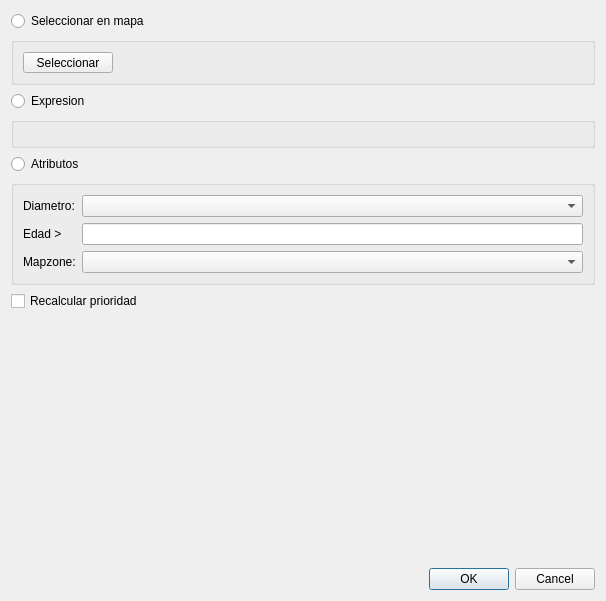
Qt form core/ui/toolbars/assetmanage/priority.ui (bgeo-gis/gw_assetmanage_plugin) before a commit.
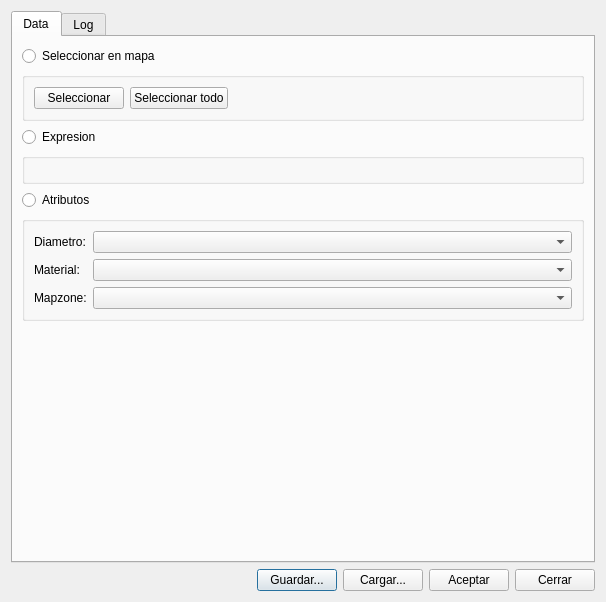
The same form after that commit. Custom widgets are drawn as their Qt base class.

```diff
--- a/core/ui/toolbars/assetmanage/priority.ui
+++ b/core/ui/toolbars/assetmanage/priority.ui
@@ -7,13 +7,75 @@
     <x>0</x>
     <y>0</y>
     <width>606</width>
-    <height>601</height>
+    <height>602</height>
    </rect>
   </property>
   <property name="windowTitle">
    <string>Selección y cálculo de prioridad</string>
   </property>
   <layout class="QGridLayout" name="gridLayout">
+   <item row="7" column="0">
+    <layout class="QHBoxLayout" name="horizontalLayout">
+     <item>
+      <spacer name="horizontalSpacer_2">
+       <property name="orientation">
+        <enum>Qt::Horizontal</enum>
+       </property>
+       <property name="sizeHint" stdset="0">
+        <size>
+         <width>40</width>
+         <height>20</height>
+        </size>
+       </property>
+      </spacer>
+     </item>
+     <item>
+      <widget class="QPushButton" name="btn_save">
+       <property name="text">
+        <string>Guardar...</string>
+       </property>
+      </widget>
+     </item>
+     <item>
+      <widget class="QPushButton" name="btn_load">
+       <property name="text">
+        <string>Cargar...</string>
+       </property>
+      </widget>
+     </item>
+     <item>
+      <widget class="QPushButton" name="btn_accept">
+       <property name="text">
+        <string>Aceptar</string>
+       </property>
+      </widget>
+     </item>
+     <item>
+      <widget class="QPushButton" name="btn_cancel">
+       <property name="text">
+        <string>Cerrar</string>
+       </property>
+      </widget>
+     </item>
+    </layout>
+   </item>
+   <item row="0" column="0">
+    <widget class="QTabWidget" name="tabWidget">
+     <property name="currentIndex">
+      <number>0</number>
+     </property>
+     <widget class="QWidget" name="tab_data">
+      <attribute name="title">
+       <string>Data</string>
+      </attribute>
+      <layout class="QGridLayout" name="gridLayout_5">
+       <item row="2" column="0">
+        <widget class="QRadioButton" name="rb_expr">
+         <property name="text">
+          <string>Expresion</string>
+         </property>
+        </widget>
+       </item>
    <item row="5" column="0">
     <widget class="QGroupBox" name="grb_attr">
      <property name="sizePolicy">
@@ -27,13 +89,31 @@
      </property>
      <layout class="QGridLayout" name="gridLayout_4">
       <item row="0" column="1">
-       <widget class="QComboBox" name="cmb_dnom"/>
-      </item>
-      <item row="1" column="1">
-       <widget class="QLineEdit" name="cmb_edat"/>
+           <widget class="QComboBox" name="cmb_dnom">
+            <property name="sizePolicy">
+             <sizepolicy hsizetype="MinimumExpanding" vsizetype="Fixed">
+              <horstretch>0</horstretch>
+              <verstretch>0</verstretch>
+             </sizepolicy>
+            </property>
+           </widget>
+          </item>
+          <item row="1" column="0">
+           <widget class="QLabel" name="lbl_material">
+            <property name="text">
+             <string>Material:</string>
+            </property>
+           </widget>
       </item>
       <item row="2" column="1">
-       <widget class="QComboBox" name="cmb_mapzone"/>
+           <widget class="QComboBox" name="cmb_mapzone">
+            <property name="sizePolicy">
+             <sizepolicy hsizetype="MinimumExpanding" vsizetype="Fixed">
+              <horstretch>0</horstretch>
+              <verstretch>0</verstretch>
+             </sizepolicy>
+            </property>
+           </widget>
       </item>
       <item row="0" column="0">
        <widget class="QLabel" name="lbl_dnom">
@@ -42,10 +122,13 @@
         </property>
        </widget>
       </item>
-      <item row="1" column="0">
-       <widget class="QLabel" name="lbl_edat">
-        <property name="text">
-         <string>Edad &gt;</string>
+          <item row="1" column="1">
+           <widget class="QComboBox" name="cmb_material">
+            <property name="sizePolicy">
+             <sizepolicy hsizetype="MinimumExpanding" vsizetype="Fixed">
+              <horstretch>0</horstretch>
+              <verstretch>0</verstretch>
+             </sizepolicy>
         </property>
        </widget>
       </item>
@@ -59,56 +142,6 @@
      </layout>
     </widget>
    </item>
-   <item row="3" column="0">
-    <widget class="QgsCollapsibleGroupBox" name="grb_expr">
-     <property name="collapsed">
-      <bool>false</bool>
-     </property>
-     <layout class="QGridLayout" name="gridLayout_2">
-      <item row="0" column="0">
-       <widget class="QgsExpressionBuilderWidget" name="mExpressionBuilderWidget"/>
-      </item>
-     </layout>
-    </widget>
-   </item>
-   <item row="4" column="0">
-    <widget class="QRadioButton" name="rb_attr">
-     <property name="text">
-      <string>Atributos</string>
-     </property>
-    </widget>
-   </item>
-   <item row="2" column="0">
-    <widget class="QRadioButton" name="rb_expr">
-     <property name="text">
-      <string>Expresion</string>
-     </property>
-    </widget>
-   </item>
-   <item row="6" column="0">
-    <widget class="QCheckBox" name="chk_recalculate">
-     <property name="text">
-      <string>Recalcular prioridad</string>
-     </property>
-    </widget>
-   </item>
-   <item row="8" column="0">
-    <widget class="QDialogButtonBox" name="buttonBox">
-     <property name="orientation">
-      <enum>Qt::Horizontal</enum>
-     </property>
-     <property name="standardButtons">
-      <set>QDialogButtonBox::Cancel|QDialogButtonBox::Ok</set>
-     </property>
-    </widget>
-   </item>
-   <item row="0" column="0">
-    <widget class="QRadioButton" name="rb_select">
-     <property name="text">
-      <string>Seleccionar en mapa</string>
-     </property>
-    </widget>
-   </item>
    <item row="1" column="0">
     <widget class="QGroupBox" name="grb_select">
      <property name="sizePolicy">
@@ -121,10 +154,23 @@
       <string/>
      </property>
      <layout class="QGridLayout" name="gridLayout_3">
+          <item row="0" column="2">
+           <spacer name="horizontalSpacer">
+            <property name="orientation">
+             <enum>Qt::Horizontal</enum>
+            </property>
+            <property name="sizeHint" stdset="0">
+             <size>
+              <width>40</width>
+              <height>20</height>
+             </size>
+            </property>
+           </spacer>
+          </item>
       <item row="0" column="0">
        <widget class="QToolButton" name="btn_select">
         <property name="sizePolicy">
-         <sizepolicy hsizetype="Fixed" vsizetype="Fixed">
+             <sizepolicy hsizetype="Fixed" vsizetype="Minimum">
           <horstretch>0</horstretch>
           <verstretch>0</verstretch>
          </sizepolicy>
@@ -147,22 +193,42 @@
        </widget>
       </item>
       <item row="0" column="1">
-       <spacer name="horizontalSpacer">
-        <property name="orientation">
-         <enum>Qt::Horizontal</enum>
-        </property>
-        <property name="sizeHint" stdset="0">
-         <size>
-          <width>40</width>
-          <height>20</height>
-         </size>
-        </property>
-       </spacer>
-      </item>
+           <widget class="QPushButton" name="btn_select_all">
+            <property name="text">
+             <string>Seleccionar todo</string>
+            </property>
+           </widget>
+          </item>
+         </layout>
+        </widget>
+       </item>
+       <item row="4" column="0">
+        <widget class="QRadioButton" name="rb_attr">
+         <property name="text">
+          <string>Atributos</string>
+         </property>
+        </widget>
+       </item>
+       <item row="3" column="0">
+        <widget class="QgsCollapsibleGroupBox" name="grb_expr">
+         <property name="collapsed">
+          <bool>true</bool>
+         </property>
+         <layout class="QGridLayout" name="gridLayout_2">
+          <item row="0" column="0">
+           <widget class="QgsExpressionBuilderWidget" name="mExpressionBuilderWidget"/>
+          </item>
      </layout>
     </widget>
    </item>
-   <item row="7" column="0">
+       <item row="0" column="0">
+        <widget class="QRadioButton" name="rb_select">
+         <property name="text">
+          <string>Seleccionar en mapa</string>
+         </property>
+        </widget>
+       </item>
+       <item row="6" column="0">
     <spacer name="verticalSpacer">
      <property name="orientation">
       <enum>Qt::Vertical</enum>
@@ -177,6 +243,38 @@
    </item>
   </layout>
  </widget>
+     <widget class="QWidget" name="tab_infolog">
+      <attribute name="title">
+       <string>Log</string>
+      </attribute>
+      <layout class="QGridLayout" name="gridLayout_6">
+       <item row="0" column="0">
+        <layout class="QHBoxLayout" name="horizontalLayout_2">
+         <item>
+          <widget class="QLabel" name="lbl_infolog">
+           <property name="text">
+            <string>Alias, tstamp, user, tipo de seleccion</string>
+           </property>
+          </widget>
+         </item>
+        </layout>
+       </item>
+       <item row="1" column="0">
+        <layout class="QGridLayout" name="gridLayout_7">
+         <item row="0" column="0">
+          <widget class="QLineEdit" name="txt_filter"/>
+         </item>
+         <item row="1" column="0">
+          <widget class="QTreeView" name="trv"/>
+         </item>
+        </layout>
+       </item>
+      </layout>
+     </widget>
+    </widget>
+   </item>
+  </layout>
+ </widget>
  <customwidgets>
   <customwidget>
    <class>QgsCollapsibleGroupBox</class>
```
Left out of the diff: 49 changed lines with no effect on the pictures. Lines whose indentation alone changed are shown as unchanged.
